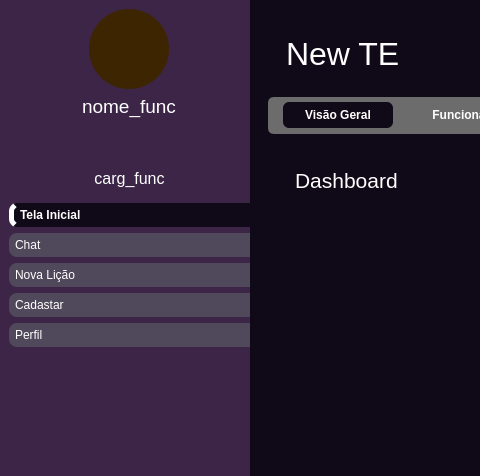
Qt form design/NOVODASH.ui (Zstraffey/NewTE) before a commit; both pictures show x 0 to 480 and y 0 to 476 of the 1241 by 800 pixel window.
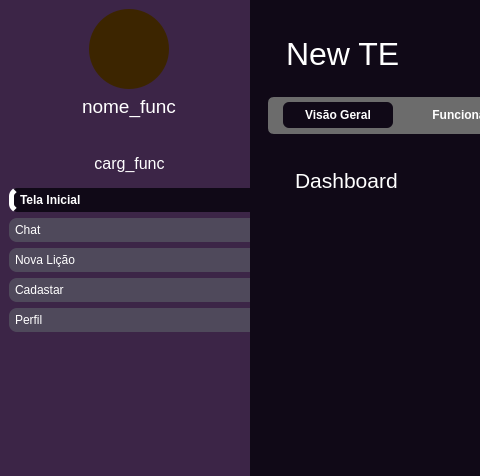
The same form after that commit. The open tabs and pages were chosen to show the change. Icons and pictures are not drawn.

```diff
--- a/design/NOVODASH.ui
+++ b/design/NOVODASH.ui
@@ -179,7 +179,7 @@
             <property name="minimumSize">
              <size>
               <width>0</width>
-              <height>356</height>
+              <height>341</height>
              </size>
             </property>
             <property name="layoutDirection">
```
Left out of the diff: 10 changed lines with no effect on the pictures.
